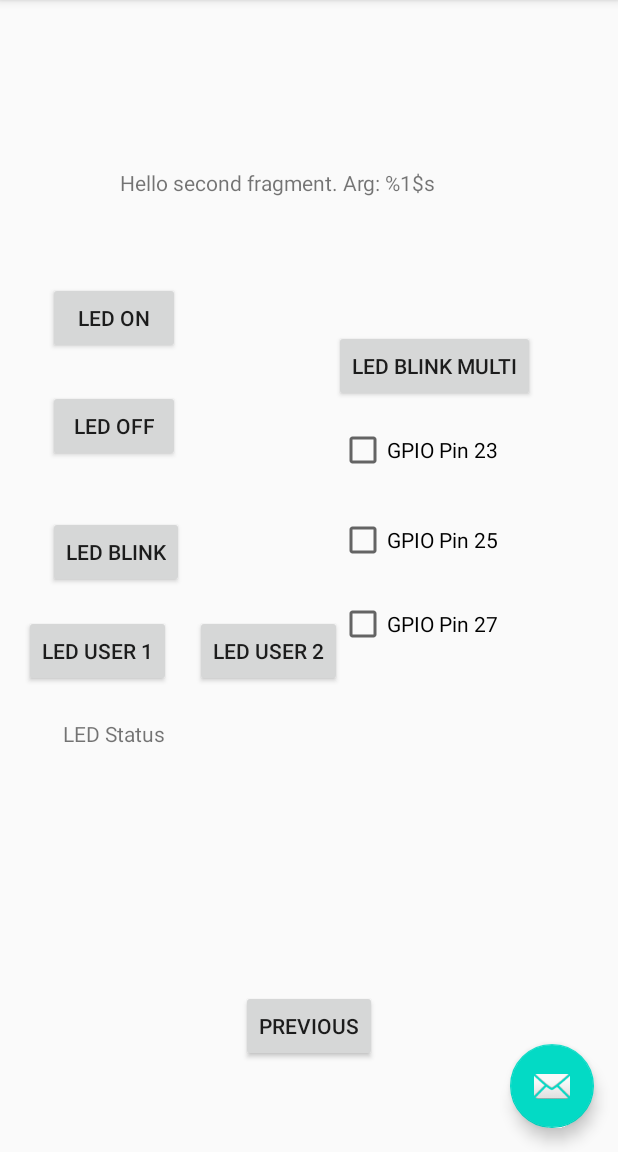
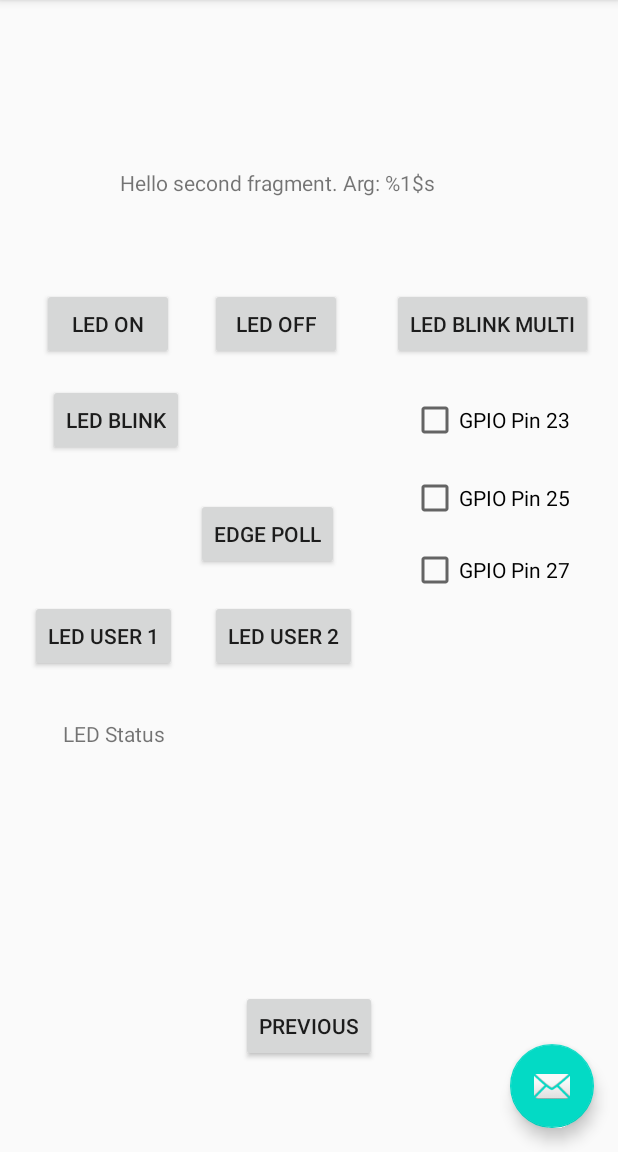
Before and after one commit to RichardChambers/dragonboard_410c, an Android app: the SecondFragment screen opened through its navigation route, on a phone screen of 412 x 824 dp, the part 84-1236 px from its top. Run offline under Robolectric (Android 15) with nearby library versions, the phone set to English and light mode, and no system bars; 1 statement that could not run was skipped.

Commit message:
First version of the Native C++ function with JNI to interface with the operating system to perform the poll(2) action needed for an input GPIO using edge triggering. also adding the CMakeLists.txt file needed for properly building the Native C++ library for use with Kotlin.
changes include:
 - new C++ source with a JNI interface with an extern "C" modifier
 - init added to MainActivity.kt with System.loadLibrary() to load Native C++ function
 - new method pinPoll() added to class Gpio to use Native C++ function for polling
 - test harness in SecondFragment.kt and layout

we are still working on this function and doing incremental development leading up to the completed functionality. currently the function pollFileWithTimeOut() is not using the poll(2) function but is instead just opening the designated file, reading from it, converting the value to an integer, and returning the integer value.

we have modified SecondFragment.kt and its layout so as to add a new button to perform a poll(2) of an input GPIO pin reporting the action and its result by appending text lines to the text window.

we have not tested this function on an actual DragonBoard 410C yet. The only testing is with a tablet emulator which does not have the /sys/class/gpio pins so the result of the call to pollFileWithTimeOut() is a -1 meaning an error.

we are pushing the source code up though the poll(2) functionality is not complete to provide a baseline for further development.

```diff
--- a/Android_01/app/build.gradle
+++ b/Android_01/app/build.gradle
@@ -29,6 +29,12 @@ android {
     kotlinOptions {
         jvmTarget = '1.8'
     }
+    externalNativeBuild {
+        cmake {
+            path file('../CMakeLists.txt')
+        }
+    }
+    ndkVersion '21.3.6528147'
 }
 
 dependencies {
--- a/Android_01/app/src/main/java/com/example/myapplication/MainActivity.kt
+++ b/Android_01/app/src/main/java/com/example/myapplication/MainActivity.kt
@@ -44,6 +44,7 @@ class MainActivity : AppCompatActivity() {
             // for ActivityCompat#requestPermissions for more details.
             return
         }
+
     }
 
     override fun onCreateOptionsMenu(menu: Menu): Boolean {
@@ -61,4 +62,12 @@ class MainActivity : AppCompatActivity() {
             else -> super.onOptionsItemSelected(item)
         }
     }
+
+    // See the StackOverFlow question with answer at URL:
+    //    https://stackoverflow.com/questions/36932662/android-how-to-call-ndk-function-from-kotlin
+    init {
+        System.loadLibrary("pollfileservice")
+    }
+
+    external fun pollFileWithTimeOut(pathPseudo : String, timeOutMs : Int): Int
 }
--- a/Android_01/app/src/main/res/layout/fragment_second.xml
+++ b/Android_01/app/src/main/res/layout/fragment_second.xml
@@ -32,34 +32,32 @@
         android:id="@+id/button_led_on"
         android:layout_width="wrap_content"
         android:layout_height="wrap_content"
-        android:layout_marginStart="32dp"
-        android:layout_marginBottom="24dp"
+        android:layout_marginStart="28dp"
+        android:layout_marginTop="12dp"
         android:text="LED On"
-        app:layout_constraintBottom_toTopOf="@+id/button_led_off"
         app:layout_constraintStart_toStartOf="parent"
-        app:layout_constraintTop_toBottomOf="@+id/textview_second"
-        app:layout_constraintVertical_bias="1.0" />
+        app:layout_constraintTop_toBottomOf="@+id/textview_second" />
 
     <Button
         android:id="@+id/button_led_off"
         android:layout_width="wrap_content"
         android:layout_height="wrap_content"
-        android:layout_marginStart="32dp"
-        android:layout_marginBottom="168dp"
+        android:layout_marginStart="24dp"
+        android:layout_marginTop="12dp"
         android:text="LED Off"
-        app:layout_constraintBottom_toTopOf="@+id/scrollLedStatus"
-        app:layout_constraintStart_toStartOf="parent" />
+        app:layout_constraintStart_toEndOf="@+id/button_led_on"
+        app:layout_constraintTop_toBottomOf="@+id/textview_second" />
 
     <Button
         android:id="@+id/button_led_blink_multi"
         android:layout_width="wrap_content"
         android:layout_height="wrap_content"
-        android:layout_marginStart="88dp"
-        android:layout_marginTop="40dp"
+        android:layout_marginStart="32dp"
+        android:layout_marginTop="12dp"
         android:text="LED Blink Multi"
         app:layout_constraintEnd_toEndOf="parent"
-        app:layout_constraintHorizontal_bias="0.21"
-        app:layout_constraintStart_toEndOf="@+id/button_led_on"
+        app:layout_constraintHorizontal_bias="0.058"
+        app:layout_constraintStart_toEndOf="@+id/button_led_off"
         app:layout_constraintTop_toBottomOf="@+id/textview_second" />
 
     <Button
@@ -67,10 +65,10 @@
         android:layout_width="wrap_content"
         android:layout_height="wrap_content"
         android:layout_marginStart="32dp"
-        android:layout_marginTop="36dp"
+        android:layout_marginTop="16dp"
         android:text="LED Blink"
         app:layout_constraintStart_toStartOf="parent"
-        app:layout_constraintTop_toBottomOf="@+id/button_led_off" />
+        app:layout_constraintTop_toBottomOf="@+id/button_led_on" />
 
     <ScrollView
         android:id="@+id/scrollLedStatus"
@@ -93,8 +91,8 @@
         android:id="@+id/checkBox_Pin23"
         android:layout_width="wrap_content"
         android:layout_height="wrap_content"
-        android:layout_marginTop="16dp"
-        android:layout_marginEnd="80dp"
+        android:layout_marginTop="24dp"
+        android:layout_marginEnd="32dp"
         android:text="GPIO Pin 23"
         app:layout_constraintEnd_toEndOf="parent"
         app:layout_constraintTop_toBottomOf="@+id/button_led_blink_multi" />
@@ -103,8 +101,8 @@
         android:id="@+id/checkBox_Pin25"
         android:layout_width="wrap_content"
         android:layout_height="wrap_content"
-        android:layout_marginTop="28dp"
-        android:layout_marginEnd="80dp"
+        android:layout_marginTop="20dp"
+        android:layout_marginEnd="32dp"
         android:text="GPIO Pin 25"
         app:layout_constraintEnd_toEndOf="parent"
         app:layout_constraintTop_toBottomOf="@+id/checkBox_Pin23" />
@@ -113,8 +111,8 @@
         android:id="@+id/checkBox_Pin27"
         android:layout_width="wrap_content"
         android:layout_height="wrap_content"
-        android:layout_marginTop="24dp"
-        android:layout_marginEnd="80dp"
+        android:layout_marginTop="16dp"
+        android:layout_marginEnd="32dp"
         android:text="GPIO Pin 27"
         app:layout_constraintEnd_toEndOf="parent"
         app:layout_constraintTop_toBottomOf="@+id/checkBox_Pin25" />
@@ -123,24 +121,36 @@
         android:id="@+id/button_led_user1"
         android:layout_width="wrap_content"
         android:layout_height="wrap_content"
-        android:layout_marginStart="16dp"
+        android:layout_marginStart="20dp"
         android:text="LED User 1"
         app:layout_constraintBottom_toTopOf="@+id/scrollLedStatus"
         app:layout_constraintStart_toStartOf="parent"
-        app:layout_constraintTop_toBottomOf="@+id/button_led_blink" />
+        app:layout_constraintTop_toBottomOf="@+id/button_led_blink"
+        app:layout_constraintVertical_bias="0.775" />
 
     <Button
         android:id="@+id/button_led_user2"
         android:layout_width="wrap_content"
         android:layout_height="wrap_content"
-        android:layout_marginStart="16dp"
-        android:layout_marginBottom="16dp"
+        android:layout_marginStart="12dp"
+        android:layout_marginBottom="28dp"
         android:text="LED User 2"
         app:layout_constraintBottom_toTopOf="@+id/scrollLedStatus"
-        app:layout_constraintEnd_toStartOf="@+id/checkBox_Pin27"
-        app:layout_constraintHorizontal_bias="0.0"
-        app:layout_constraintStart_toEndOf="@+id/button_led_user1"
-        app:layout_constraintTop_toBottomOf="@+id/button_led_blink"
-        app:layout_constraintVertical_bias="0.9" />
+        app:layout_constraintEnd_toEndOf="parent"
+        app:layout_constraintHorizontal_bias="0.054"
+        app:layout_constraintStart_toEndOf="@+id/button_led_user1" />
+
+    <Button
+        android:id="@+id/button_edge_poll"
+        android:layout_width="wrap_content"
+        android:layout_height="wrap_content"
+        android:layout_marginBottom="20dp"
+        android:text="Edge Poll"
+        app:layout_constraintBottom_toTopOf="@+id/button_led_user2"
+        app:layout_constraintEnd_toEndOf="parent"
+        app:layout_constraintHorizontal_bias="0.412"
+        app:layout_constraintStart_toStartOf="parent"
+        app:layout_constraintTop_toBottomOf="@+id/button_led_off"
+        app:layout_constraintVertical_bias="1.0" />
 
 </androidx.constraintlayout.widget.ConstraintLayout>
```
Also changed, not shown: Android_01/app/src/main/java/com/example/myapplication/Gpio.kt (+43 -23 lines), Android_01/app/src/main/java/com/example/myapplication/SecondFragment.kt (+24 -4 lines), 3 other files.
